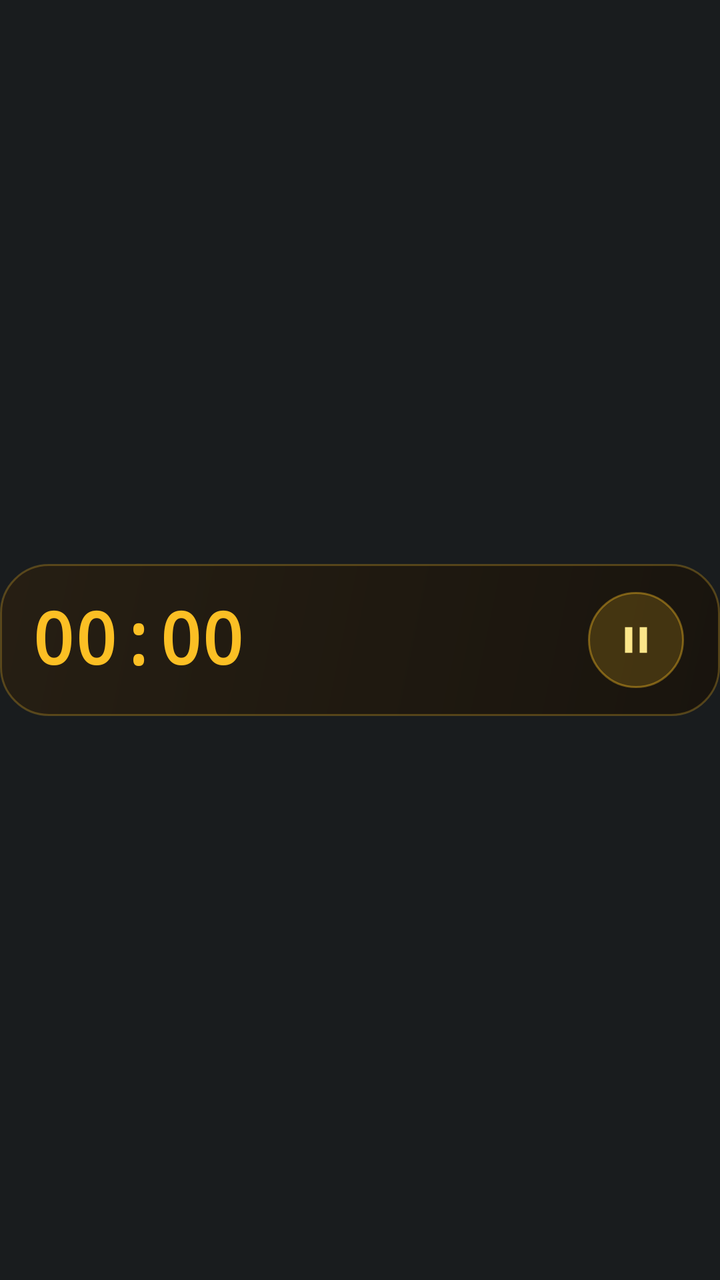
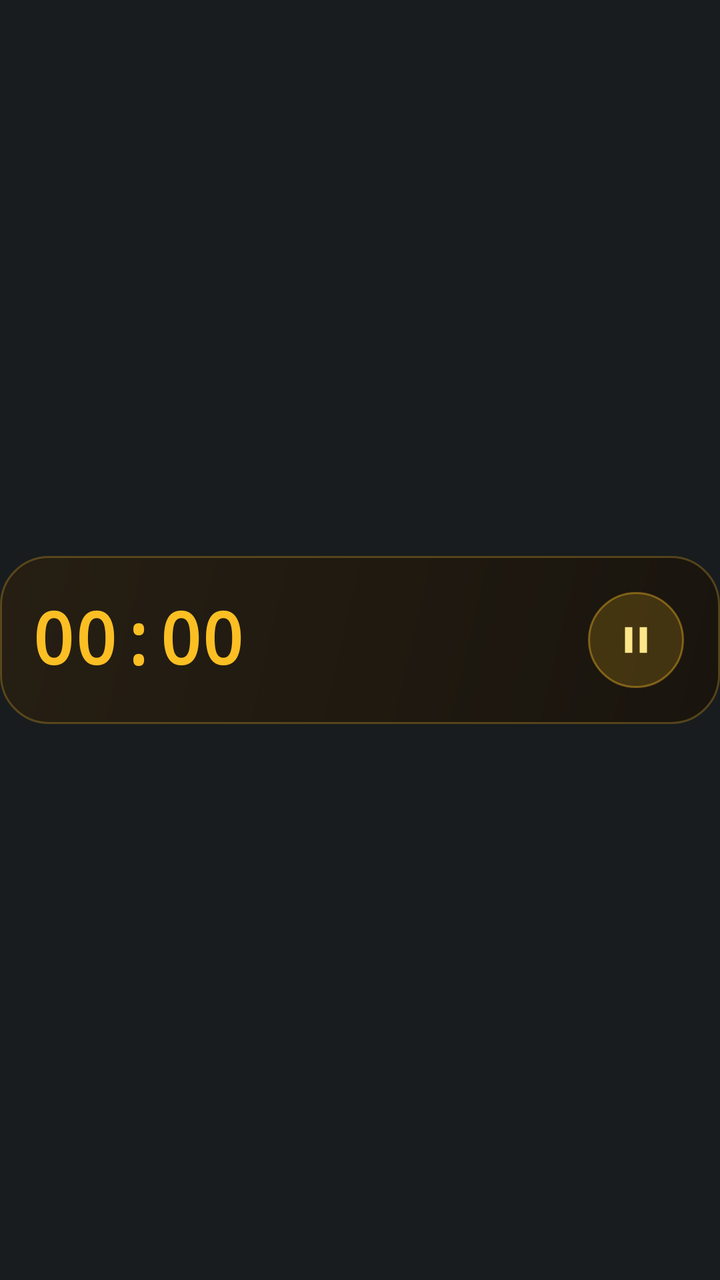

An Android layout rendered at two revisions. The XML below is the earlier revision; the diff shows what the commit changed to produce the second picture.
<!-- AndroidManifest.xml: application theme Theme.AtAGlancePlus -->
<!-- res/layout/card_timer.xml -->
<?xml version="1.0" encoding="utf-8"?>
<FrameLayout xmlns:android="http://schemas.android.com/apk/res/android"
    android:id="@+id/card_root"
    style="@style/AagCardRoot">

    <LinearLayout
        android:id="@+id/card_body"
        style="@style/AagCardBody"
        android:background="@drawable/card_bg_timer"
        android:gravity="center_vertical"
        android:orientation="horizontal">

        <Chronometer
            android:id="@+id/timer_chrono"
            style="@style/AagText.Hero"
            android:layout_width="wrap_content"
            android:layout_height="wrap_content"
            android:countDown="true"
            android:fontFamily="monospace"
            android:textColor="#FFFBBF24"
            android:textStyle="bold" />

        <TextView
            android:id="@+id/timer_fixed"
            style="@style/AagText.Hero"
            android:layout_width="wrap_content"
            android:layout_height="wrap_content"
            android:fontFamily="monospace"
            android:textColor="#FFFBBF24"
            android:textStyle="bold"
            android:visibility="gone" />

        <LinearLayout
            android:layout_width="0dp"
            android:layout_height="wrap_content"
            android:layout_marginStart="10dp"
            android:layout_weight="1"
            android:orientation="vertical">

            <TextView
                android:id="@+id/timer_title"
                style="@style/AagText.Title"
                android:layout_width="match_parent"
                android:layout_height="wrap_content" />

            <TextView
                android:id="@+id/timer_detail"
                style="@style/AagText.Detail"
                android:layout_width="match_parent"
                android:layout_height="wrap_content"
                android:textColor="#FFFDE68A" />
        </LinearLayout>

        <FrameLayout
            android:id="@+id/timer_button"
            android:layout_width="48dp"
            android:layout_height="48dp"
            android:layout_marginStart="6dp"
            android:background="@drawable/timer_button_bg"
            android:contentDescription="Pause or resume">

            <ImageView
                android:id="@+id/timer_button_icon"
                android:layout_width="22dp"
                android:layout_height="22dp"
                android:layout_gravity="center"
                android:contentDescription="@null"
                android:src="@drawable/ic_media_pause"
                android:tint="#FFFDE68A" />
        </FrameLayout>

        <LinearLayout
            android:id="@+id/complications"
            android:layout_width="84dp"
            android:layout_height="match_parent"
            android:layout_marginStart="8dp"
            android:gravity="center_vertical"
            android:orientation="vertical"
            android:visibility="gone" />
    </LinearLayout>

    
    <ImageView
        android:id="@+id/hold_bar"
        android:layout_width="match_parent"
        android:layout_height="76dp"
        android:layout_gravity="center_vertical"
        android:contentDescription="@null"
        android:duplicateParentState="true"
        android:scaleType="fitXY"
        android:src="@drawable/hold_bar_red_400" />
</FrameLayout>
<!-- resources referenced by this layout -->
<resources>
  <!-- drawable card_bg_timer (drawable) -->
  <?xml version="1.0" encoding="utf-8"?>
  <shape xmlns:android="http://schemas.android.com/apk/res/android" android:shape="rectangle">
      <gradient android:angle="315" android:startColor="#F2261E12" android:endColor="#F218130C" android:type="linear" />
      <stroke android:width="1dp" android:color="#42FBBF24" />
      <corners android:radius="24dp" />
  </shape>
  <!-- drawable hold_bar_red_400 (drawable) -->
  <?xml version="1.0" encoding="utf-8"?>
  <animated-selector xmlns:android="http://schemas.android.com/apk/res/android">
      <item
          android:id="@+id/hold_pressed"
          android:drawable="@drawable/hold_bar_red_full"
          android:state_pressed="true" />
      <item
          android:id="@+id/hold_idle"
          android:drawable="@drawable/hold_bar_empty" />
      <transition
          android:drawable="@drawable/avd_hold_red_400"
          android:fromId="@id/hold_idle"
          android:toId="@id/hold_pressed" />
  </animated-selector>
  <!-- drawable ic_media_pause (drawable) -->
  <?xml version="1.0" encoding="utf-8"?>
  <vector xmlns:android="http://schemas.android.com/apk/res/android"
      android:width="22dp"
      android:height="22dp"
      android:viewportWidth="24"
      android:viewportHeight="24">
      <path android:pathData="M6,19h4V5H6v14z"
          android:fillColor="#FFFFFFFF" />
      <path android:pathData="M14,5v14h4V5h-4z"
          android:fillColor="#FFFFFFFF" />
  </vector>
  <!-- drawable timer_button_bg (drawable) -->
  <?xml version="1.0" encoding="utf-8"?>
  <shape xmlns:android="http://schemas.android.com/apk/res/android" android:shape="oval">
      <solid android:color="#2EFBBF24" />
      <stroke android:width="1dp" android:color="#66FBBF24" />
  </shape>
  <style name="AagCardBody">
          <item name="android:layout_width">match_parent</item>
          <item name="android:layout_height">76dp</item>
          <item name="android:layout_gravity">center_vertical</item>
          <item name="android:paddingStart">16dp</item>
          <item name="android:paddingEnd">18dp</item>
      </style>
  <style name="AagCardRoot">
          <item name="android:layout_width">match_parent</item>
          <item name="android:layout_height">88dp</item>
          <item name="android:clipChildren">false</item>
          <item name="android:clipToPadding">false</item>
      </style>
  <style name="AagText.Detail">
          <item name="android:textSize">13sp</item>
          <item name="android:fontFamily">sans-serif</item>
          <item name="android:lineHeight">17sp</item>
          <item name="android:letterSpacing">0.0077</item>
          <item name="android:textColor">#FFD8E2F0</item>
      </style>
  <style name="AagText.Hero">
          <item name="android:textSize">36sp</item>
          <item name="android:fontFamily">sans-serif-medium</item>
          <item name="android:lineHeight">38sp</item>
          <item name="android:letterSpacing">-0.0139</item>
          <item name="android:ellipsize">none</item>
      </style>
  <style name="AagText.Title">
          <item name="android:textSize">17sp</item>
          <item name="android:fontFamily">sans-serif-medium</item>
          <item name="android:lineHeight">21sp</item>
      </style>
  <style name="Theme.AtAGlancePlus" parent="android:Theme.DeviceDefault.NoActionBar">
          <item name="android:windowLightStatusBar">false</item>
      </style>
  <!-- unchanged entries left out for length: 4 -->
</resources>

<!-- the commit's change to res/layout/card_timer.xml (unified diff, before → after) -->
@@ -83,7 +83,7 @@
     <ImageView
         android:id="@+id/hold_bar"
         android:layout_width="match_parent"
-        android:layout_height="76dp"
+        android:layout_height="@dimen/card_body_height"
         android:layout_gravity="center_vertical"
         android:contentDescription="@null"
         android:duplicateParentState="true"
<!-- resource entries referenced after the edit -->
@@ -1,5 +1,6 @@
 <!-- resources referenced by this layout -->
 <resources>
+  <dimen name="card_body_height">84dp</dimen>
   <!-- drawable card_bg_timer (drawable) -->
   <?xml version="1.0" encoding="utf-8"?>
   <shape xmlns:android="http://schemas.android.com/apk/res/android" android:shape="rectangle">
@@ -42,7 +43,7 @@
   </shape>
   <style name="AagCardBody">
           <item name="android:layout_width">match_parent</item>
-          <item name="android:layout_height">76dp</item>
+          <item name="android:layout_height">@dimen/card_body_height</item>
           <item name="android:layout_gravity">center_vertical</item>
           <item name="android:paddingStart">16dp</item>
           <item name="android:paddingEnd">18dp</item>
